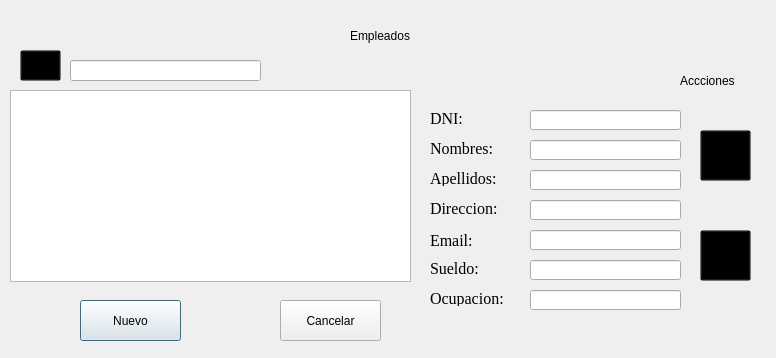
JeffersonFarCar/Sistema-de-Registro-de-Hotel, file Sistema_de_Registro_de_Hotel/gui_index_empleado.ui: the form before one commit.
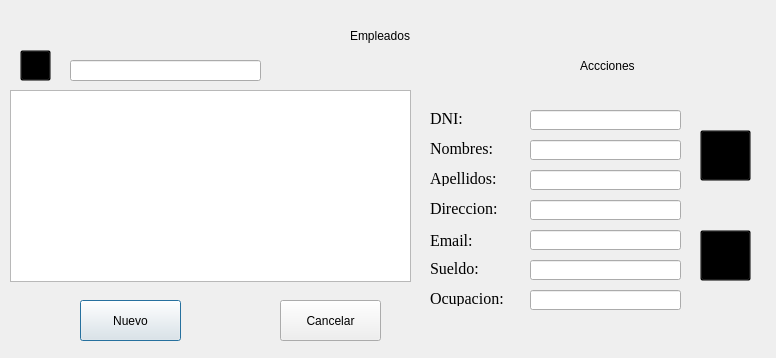
The form after the commit. Icons and pictures are not drawn.

```diff
--- a/Sistema_de_Registro_de_Hotel/gui_index_empleado.ui
+++ b/Sistema_de_Registro_de_Hotel/gui_index_empleado.ui
@@ -32,10 +32,10 @@
   <widget class="QLabel" name="label_2">
    <property name="geometry">
     <rect>
-     <x>680</x>
-     <y>70</y>
-     <width>81</width>
-     <height>21</height>
+     <x>580</x>
+     <y>50</y>
+     <width>101</width>
+     <height>31</height>
     </rect>
    </property>
    <property name="styleSheet">
@@ -385,7 +385,7 @@
     <rect>
      <x>20</x>
      <y>50</y>
-     <width>41</width>
+     <width>31</width>
      <height>31</height>
     </rect>
    </property>
```
